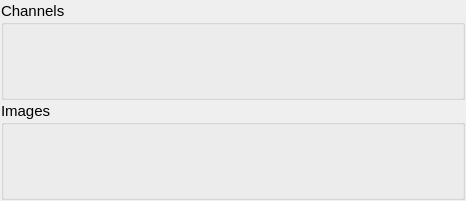
Old version of the form code/display/QtViewer/AnimatorHolder.ui in the repository radio-astro/casa.
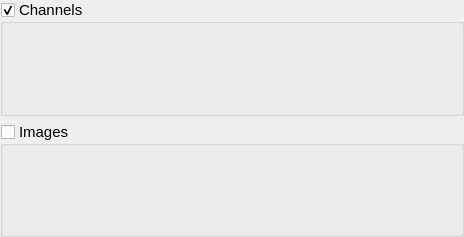
New version of the form.

```diff
--- a/code/display/QtViewer/AnimatorHolder.ui
+++ b/code/display/QtViewer/AnimatorHolder.ui
@@ -1,36 +1,22 @@
 <?xml version="1.0" encoding="UTF-8"?>
 <ui version="4.0">
  <class>AnimatorHolder</class>
- <widget class="QWidget" name="AnimatorHolder">
+ <widget class="QDockWidget" name="AnimatorHolder">
   <property name="geometry">
    <rect>
     <x>0</x>
     <y>0</y>
-    <width>466</width>
-    <height>201</height>
+    <width>464</width>
+    <height>237</height>
    </rect>
   </property>
-  <property name="sizePolicy">
-   <sizepolicy hsizetype="MinimumExpanding" vsizetype="Preferred">
-    <horstretch>0</horstretch>
-    <verstretch>0</verstretch>
-   </sizepolicy>
-  </property>
-  <property name="minimumSize">
-   <size>
-    <width>130</width>
-    <height>200</height>
-   </size>
-  </property>
   <property name="windowTitle">
    <string/>
   </property>
+  <widget class="QWidget" name="dockWidgetContents">
   <layout class="QVBoxLayout" name="verticalLayout">
-   <property name="spacing">
-    <number>1</number>
-   </property>
    <property name="margin">
-    <number>1</number>
+     <number>0</number>
    </property>
    <item>
     <widget class="QGroupBox" name="channelGroupBox">
@@ -43,7 +29,7 @@
      <property name="minimumSize">
       <size>
        <width>320</width>
-       <height>95</height>
+        <height>0</height>
       </size>
      </property>
      <property name="font">
@@ -57,6 +43,12 @@
      <property name="title">
       <string>Channels</string>
      </property>
+      <property name="flat">
+       <bool>true</bool>
+      </property>
+      <property name="checkable">
+       <bool>true</bool>
+      </property>
     </widget>
    </item>
    <item>
@@ -70,7 +62,7 @@
      <property name="minimumSize">
       <size>
        <width>320</width>
-       <height>95</height>
+        <height>0</height>
       </size>
      </property>
      <property name="font">
@@ -82,11 +74,20 @@
      <property name="title">
       <string>Images</string>
      </property>
+      <property name="flat">
+       <bool>true</bool>
+      </property>
+      <property name="checkable">
+       <bool>true</bool>
+      </property>
+      <property name="checked">
+       <bool>false</bool>
+      </property>
     </widget>
    </item>
   </layout>
  </widget>
- <layoutdefault spacing="6" margin="11"/>
+ </widget>
  <resources/>
  <connections/>
 </ui>
```
Left out of the diff: 2 changed lines with no effect on the pictures. Lines whose indentation alone changed are shown as unchanged.
